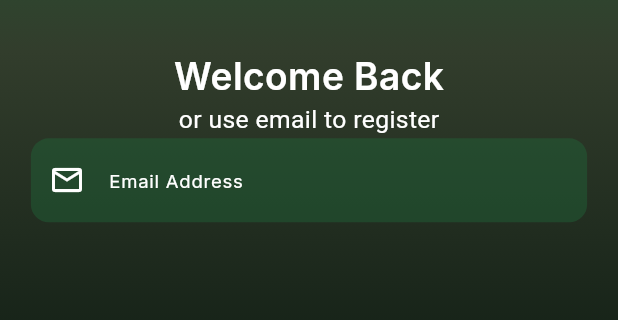
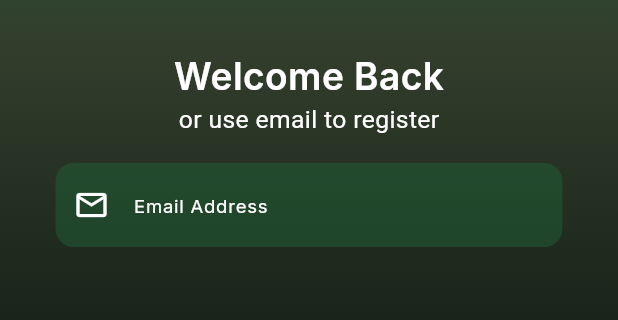
Before and after one commit to kwakyebrilliant/ebela, a Flutter app: the screen it shows after launch, on a phone screen of 412 x 824 dp, the part 319-639 px from its top. Run offline on Flutter 3.47's test engine with Material 3 defaults, Android fonts, the phone set to English and light mode, and no system bars; our stand-ins replace flutter_keyboard_visibility, google_fonts.

Commit message:
login updated

```diff
--- a/lib/users/login_page.dart
+++ b/lib/users/login_page.dart
@@ -118,9 +118,19 @@ class _LoginPageState extends State<LoginPage> {
                           ),
                         ),
 
-                        Form(
+                        // Padding around Form
+                        Padding(
+                          padding: EdgeInsets.symmetric(
+                            horizontal: screenWidth * 0.04,
+                            vertical: screenHeight * 0.02,
+                          ),
+
+                          // Form here
+                          child: Form(
+                            // Column for form contents
                             child: Column(
                               children: [
+                                // Email TextFormField
                                 MyTextFormField(
                                   labelText: 'Email Address',
                                   icon: Icons.email_outlined,
@@ -137,6 +147,7 @@ class _LoginPageState extends State<LoginPage> {
                               ],
                             ),
                           ),
+                        ),
                       ],
                     ),
                   ),
```
Lines whose indentation alone changed are shown as unchanged.
